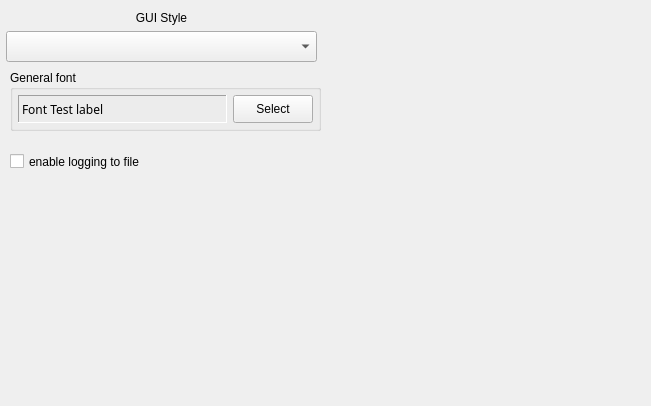
Before: the Qt Designer form source/VIEW/DIALOGS/mainControlPreferences.ui in BALL-Project/ball, drawn with Qt 5.
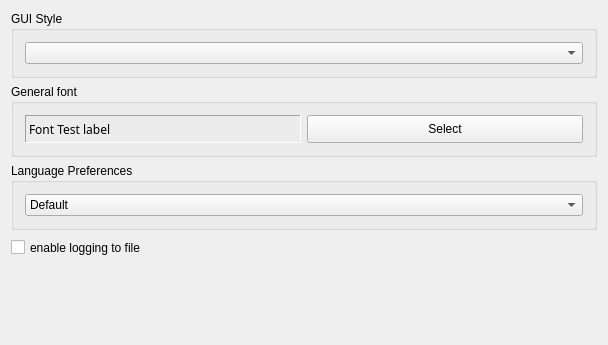
After: the same form once the commit is applied.

```diff
--- a/source/VIEW/DIALOGS/mainControlPreferences.ui
+++ b/source/VIEW/DIALOGS/mainControlPreferences.ui
@@ -3,19 +3,17 @@
  <comment></comment>
  <exportmacro></exportmacro>
  <class>MainControlPreferencesData</class>
- <widget class="QWidget" name="MainControlPreferencesData" >
-  <property name="geometry" >
+ <widget class="QWidget" name="MainControlPreferencesData">
+  <property name="geometry">
    <rect>
     <x>0</x>
     <y>0</y>
-    <width>651</width>
-    <height>406</height>
+    <width>608</width>
+    <height>345</height>
    </rect>
   </property>
-  <property name="sizePolicy" >
-   <sizepolicy>
-    <hsizetype>5</hsizetype>
-    <vsizetype>5</vsizetype>
+  <property name="sizePolicy">
+   <sizepolicy hsizetype="Preferred" vsizetype="Preferred">
     <horstretch>0</horstretch>
     <verstretch>0</verstretch>
    </sizepolicy>
@@ -35,82 +33,17 @@
   <property name="windowTitle" >
    <string>MainControlPreferences</string>
   </property>
-  <widget class="QCheckBox" name="logging_to_file" >
-   <property name="geometry" >
-    <rect>
-     <x>10</x>
-     <y>150</y>
-     <width>250</width>
-     <height>23</height>
-    </rect>
-   </property>
-   <property name="sizePolicy" >
-    <sizepolicy>
-     <hsizetype>0</hsizetype>
-     <vsizetype>0</vsizetype>
-     <horstretch>0</horstretch>
-     <verstretch>0</verstretch>
-    </sizepolicy>
-   </property>
-   <property name="minimumSize" >
-    <size>
-     <width>250</width>
-     <height>23</height>
-    </size>
-   </property>
-   <property name="maximumSize" >
-    <size>
-     <width>250</width>
-     <height>23</height>
-    </size>
-   </property>
-   <property name="toolTip" >
-    <string>Writes the information from the Logs window into a file</string>
-   </property>
-   <property name="text" >
-    <string>enable logging to file</string>
-   </property>
-  </widget>
-  <widget class="QWidget" name="layoutWidget" >
-   <property name="geometry" >
-    <rect>
-     <x>6</x>
-     <y>11</y>
-     <width>311</width>
-     <height>51</height>
-    </rect>
-   </property>
-   <layout class="QVBoxLayout" >
-    <property name="margin" >
-     <number>0</number>
-    </property>
-    <property name="spacing" >
-     <number>6</number>
-    </property>
+  <layout class="QVBoxLayout" name="verticalLayout_3">
     <item>
-     <widget class="QLabel" name="textLabel2" >
-      <property name="sizePolicy" >
-       <sizepolicy>
-        <hsizetype>7</hsizetype>
-        <vsizetype>0</vsizetype>
-        <horstretch>0</horstretch>
-        <verstretch>0</verstretch>
-       </sizepolicy>
-      </property>
-      <property name="text" >
+    <widget class="QGroupBox" name="groupBox_2">
+     <property name="title">
        <string>GUI Style</string>
       </property>
-      <property name="alignment" >
-       <set>Qt::AlignCenter</set>
-      </property>
-     </widget>
-    </item>
+     <layout class="QVBoxLayout" name="verticalLayout_2">
     <item>
-     <widget class="QComboBox" name="style_box_" >
-      <property name="sizePolicy" >
-       <sizepolicy>
-        <hsizetype>7</hsizetype>
-        <vsizetype>3</vsizetype>
+       <widget class="QComboBox" name="style_box_">
+        <property name="sizePolicy">
+         <sizepolicy hsizetype="Preferred" vsizetype="Preferred">
         <horstretch>0</horstretch>
         <verstretch>0</verstretch>
        </sizepolicy>
@@ -122,31 +55,19 @@
     </item>
    </layout>
   </widget>
-  <widget class="QGroupBox" name="GroupBox1_2_2" >
-   <property name="geometry" >
-    <rect>
-     <x>10</x>
-     <y>70</y>
-     <width>311</width>
-     <height>61</height>
-    </rect>
-   </property>
-   <property name="title" >
+   </item>
+   <item>
+    <widget class="QGroupBox" name="GroupBox1_2_2">
+     <property name="title">
     <string>General font</string>
    </property>
-   <layout class="QHBoxLayout" >
-    <property name="margin" >
-     <number>5</number>
-    </property>
-    <property name="spacing" >
-     <number>6</number>
-    </property>
+     <layout class="QVBoxLayout" name="verticalLayout">
     <item>
-     <widget class="QLabel" name="font_label" >
-      <property name="sizePolicy" >
-       <sizepolicy>
-        <hsizetype>3</hsizetype>
-        <vsizetype>3</vsizetype>
+       <layout class="QHBoxLayout" name="horizontalLayout_2">
+        <item>
+         <widget class="QLabel" name="font_label">
+          <property name="sizePolicy">
+           <sizepolicy hsizetype="Preferred" vsizetype="Preferred">
         <horstretch>0</horstretch>
         <verstretch>0</verstretch>
        </sizepolicy>
@@ -186,11 +107,9 @@
      </widget>
     </item>
     <item>
-     <widget class="QPushButton" name="font_button" >
-      <property name="sizePolicy" >
-       <sizepolicy>
-        <hsizetype>0</hsizetype>
-        <vsizetype>0</vsizetype>
+         <widget class="QPushButton" name="font_button">
+          <property name="sizePolicy">
+           <sizepolicy hsizetype="Minimum" vsizetype="Preferred">
         <horstretch>0</horstretch>
         <verstretch>0</verstretch>
        </sizepolicy>
@@ -210,10 +129,77 @@
      </widget>
     </item>
    </layout>
-  </widget>
- </widget>
- <layoutdefault spacing="6" margin="11" />
- <pixmapfunction></pixmapfunction>
+      </item>
+     </layout>
+    </widget>
+   </item>
+   <item>
+    <widget class="QGroupBox" name="LenguagePreferencesGroup">
+     <property name="title">
+      <string>Language Preferences</string>
+     </property>
+     <layout class="QHBoxLayout" name="horizontalLayout">
+      <item>
+       <widget class="QComboBox" name="languageComboBox_">
+        <item>
+         <property name="text">
+          <string>Default</string>
+         </property>
+        </item>
+        <item>
+         <property name="text">
+          <string>System</string>
+         </property>
+        </item>
+       </widget>
+      </item>
+     </layout>
+    </widget>
+   </item>
+   <item>
+    <widget class="QCheckBox" name="logging_to_file">
+     <property name="sizePolicy">
+      <sizepolicy hsizetype="Fixed" vsizetype="Fixed">
+       <horstretch>0</horstretch>
+       <verstretch>0</verstretch>
+      </sizepolicy>
+     </property>
+     <property name="minimumSize">
+      <size>
+       <width>250</width>
+       <height>23</height>
+      </size>
+     </property>
+     <property name="maximumSize">
+      <size>
+       <width>250</width>
+       <height>23</height>
+      </size>
+     </property>
+     <property name="toolTip">
+      <string>Writes the information from the Logs window into a file</string>
+     </property>
+     <property name="text">
+      <string>enable logging to file</string>
+     </property>
+    </widget>
+   </item>
+   <item>
+    <spacer name="verticalSpacer">
+     <property name="orientation">
+      <enum>Qt::Vertical</enum>
+     </property>
+     <property name="sizeHint" stdset="0">
+      <size>
+       <width>20</width>
+       <height>87</height>
+      </size>
+     </property>
+    </spacer>
+   </item>
+  </layout>
+ </widget>
+ <layoutdefault spacing="6" margin="11"/>
  <tabstops>
   <tabstop>style_box_</tabstop>
   <tabstop>font_button</tabstop>
```
Left out of the diff: 39 changed lines with no effect on the pictures. Lines whose indentation alone changed are shown as unchanged.
